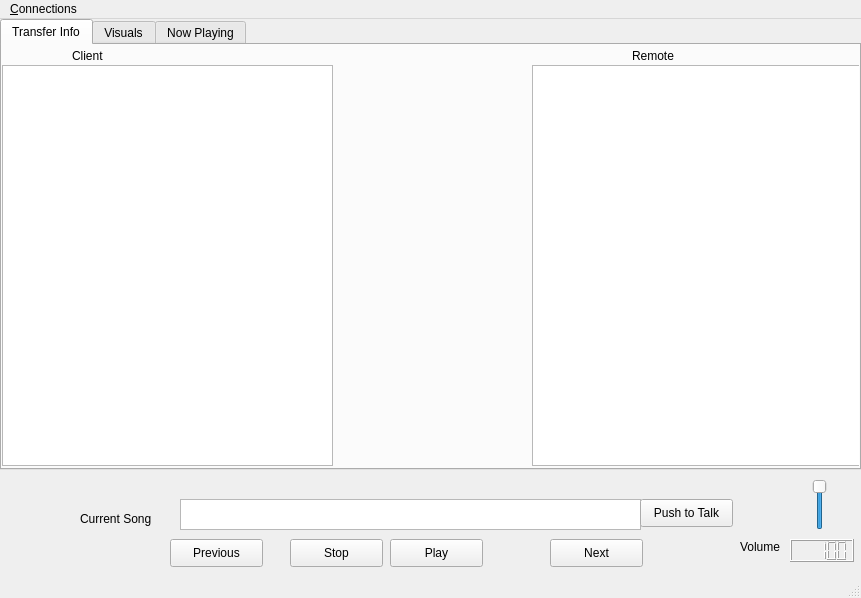
The window that mainwindow.ui (tnightingale/COMMAudio) describes before a commit, drawn with Qt 5.
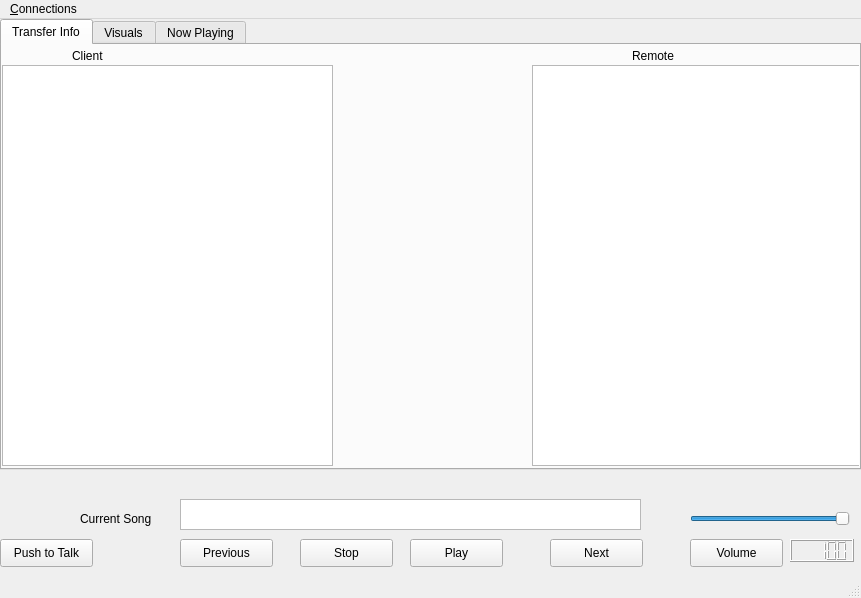
The same window after the commit.

Diff of the .ui file:
```diff
--- a/mainwindow.ui
+++ b/mainwindow.ui
@@ -17,7 +17,7 @@
    <widget class="QPushButton" name="playButton">
     <property name="geometry">
      <rect>
-      <x>390</x>
+      <x>410</x>
       <y>520</y>
       <width>93</width>
       <height>28</height>
@@ -30,7 +30,7 @@
    <widget class="QPushButton" name="stopButton">
     <property name="geometry">
      <rect>
-      <x>290</x>
+      <x>300</x>
       <y>520</y>
       <width>93</width>
       <height>28</height>
@@ -150,8 +150,8 @@
    <widget class="QPushButton" name="talkButton">
     <property name="geometry">
      <rect>
-      <x>640</x>
-      <y>480</y>
+      <x>0</x>
+      <y>520</y>
       <width>93</width>
       <height>28</height>
      </rect>
@@ -163,7 +163,7 @@
    <widget class="QPushButton" name="previousButton">
     <property name="geometry">
      <rect>
-      <x>170</x>
+      <x>180</x>
       <y>520</y>
       <width>93</width>
       <height>28</height>
@@ -186,38 +186,6 @@
      <string>Next</string>
     </property>
    </widget>
-   <widget class="QLabel" name="label_4">
-    <property name="geometry">
-     <rect>
-      <x>740</x>
-      <y>520</y>
-      <width>53</width>
-      <height>16</height>
-     </rect>
-    </property>
-    <property name="text">
-     <string>Volume</string>
-    </property>
-   </widget>
-   <widget class="QSlider" name="verticalSlider">
-    <property name="geometry">
-     <rect>
-      <x>810</x>
-      <y>460</y>
-      <width>20</width>
-      <height>51</height>
-     </rect>
-    </property>
-    <property name="maximum">
-     <number>100</number>
-    </property>
-    <property name="value">
-     <number>100</number>
-    </property>
-    <property name="orientation">
-     <enum>Qt::Vertical</enum>
-    </property>
-   </widget>
    <widget class="QLCDNumber" name="volumeLcdNumber">
     <property name="geometry">
      <rect>
@@ -231,6 +199,38 @@
      <number>100</number>
     </property>
    </widget>
+   <widget class="QPushButton" name="muteToolButton">
+    <property name="geometry">
+     <rect>
+      <x>690</x>
+      <y>520</y>
+      <width>93</width>
+      <height>28</height>
+     </rect>
+    </property>
+    <property name="text">
+     <string>Volume</string>
+    </property>
+   </widget>
+   <widget class="QSlider" name="horizontalSlider">
+    <property name="geometry">
+     <rect>
+      <x>690</x>
+      <y>490</y>
+      <width>160</width>
+      <height>19</height>
+     </rect>
+    </property>
+    <property name="maximum">
+     <number>100</number>
+    </property>
+    <property name="value">
+     <number>100</number>
+    </property>
+    <property name="orientation">
+     <enum>Qt::Horizontal</enum>
+    </property>
+   </widget>
   </widget>
   <widget class="QMenuBar" name="menuBar">
    <property name="geometry">
```
